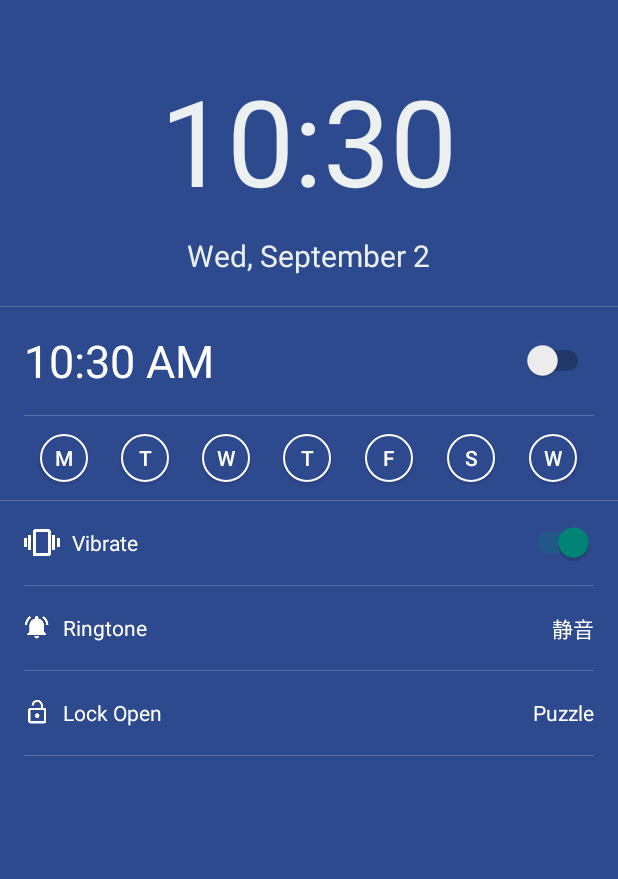
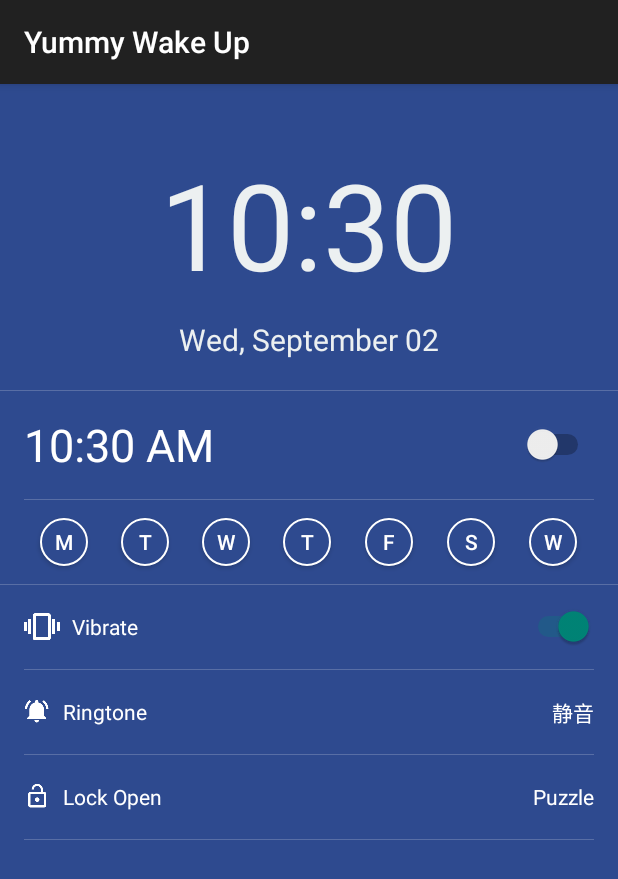
Before and after one commit to EZJasonBoy/YummyWakeUp, an Android app: the screen it shows after launch (MainActivity), on a phone screen of 412 x 824 dp. Shown: the top 879 px of the screen. Run offline under Robolectric (Android 15) with nearby library versions, the phone set to English and light mode, and no system bars.

Commit message:
Optimize showing current time

```diff
--- a/app/src/main/java/com/capricorn/yummy/yummywakeup/MainActivity.java
+++ b/app/src/main/java/com/capricorn/yummy/yummywakeup/MainActivity.java
@@ -21,15 +21,17 @@ import android.widget.Toast;
 
 import com.capricorn.yummy.yummywakeup.alarm.Alarms;
 import com.capricorn.yummy.yummywakeup.config.PreferenceKeys;
+import com.capricorn.yummy.yummywakeup.infrastructure.activity.BaseActivity;
 import com.capricorn.yummy.yummywakeup.model.Alarm;
 import com.capricorn.yummy.yummywakeup.model.CurrentTime;
 import com.capricorn.yummy.yummywakeup.model.DaysOfWeek;
 
 import java.util.Calendar;
 
-public class MainActivity extends Activity {
+public class MainActivity extends BaseActivity {
 
     private final static String M12 = "h:mm";
+    private final static String FORMAT_WDAY_MONTH_DAY = "EE, MMMM dd";
     private final static int ALARM_NOT_SET = -1;
     private final Handler mHandler = new Handler();
     private TextView tvCurrentTime;
@@ -64,16 +66,20 @@ public class MainActivity extends Activity {
             });
         }
     };
-    private boolean mAttached;
-
-
+    private boolean mAttached; // Default value is false
 
     @Override
-    protected void onCreate(Bundle savedInstanceState) {
-        super.onCreate(savedInstanceState);
-        setContentView(R.layout.activity_main);
+    public void initToolbar() {}
+
+    @Override
+    public int getLayoutId() {
+        return R.layout.activity_main;
+    }
+
+    @Override
+    public void initView() {
         mCalendar = Calendar.getInstance();
-        setDateFormat();
+        mFormat = Alarms.get24HourMode(MainActivity.this) ? Alarms.M24 : M12;
 
         tvCurrentTime = (TextView) findViewById(R.id.tv_curentTime);
         tvWeekMonthDay = (TextView) findViewById(R.id.tv_week_month_day);
@@ -90,102 +96,10 @@ public class MainActivity extends Activity {
 
         swAlarm = (Switch) findViewById(R.id.sw_alarm);
         swVibrate = (Switch) findViewById(R.id.sw_vibrate);
-
-        initAlarm();
-        initRepeat();
-        initSwitch();
-        initListener();
-    }
-
-
-    private void setDateFormat() {
-        mFormat = Alarms.get24HourMode(MainActivity.this) ? Alarms.M24 : M12;
-    }
-
-    private void updateTime() {
-        mCalendar.setTimeInMillis(System.currentTimeMillis());
-        CharSequence newTime = DateFormat.format(mFormat, mCalendar);
-        tvCurrentTime.setText(newTime);
     }
 
     @Override
-    public void onAttachedToWindow() {
-        super.onAttachedToWindow();
-
-        if (mAttached) return;
-        mAttached = true;
-
-       /* monitor time ticks, time changed, timezone */
-        IntentFilter filter = new IntentFilter();
-        filter.addAction(Intent.ACTION_TIME_TICK);
-        filter.addAction(Intent.ACTION_TIME_CHANGED);
-        filter.addAction(Intent.ACTION_TIMEZONE_CHANGED);
-        registerReceiver(mIntentReceiver, filter);
-        updateTime();
-    }
-
-    @Override
-    public void onDetachedFromWindow() {
-        super.onDetachedFromWindow();
-
-        if (!mAttached) return;
-        mAttached = false;
-        unregisterReceiver(mIntentReceiver);
-    }
-
-    /**
-     * Init alarm
-     */
-    private void initAlarm() {
-        // Start to show current time
-        //       timeHandler.sendEmptyMessage(0);
-        // Read saved alarm time from sharedPreference
-        alarmId = readSavedAlarm();
-
-        if (alarmId == ALARM_NOT_SET) {
-            // If no alarm available, set a default alarm with current time
-            alarm = new Alarm();
-            // Set alarm time on TextView
-            setAlarmTimeOnTextView(alarm);
-            alarmId = Alarms.addAlarm(this, alarm);
-            saveAlarm();
-        } else {
-            alarm = Alarms.getAlarm(getContentResolver(), alarmId);
-            setAlarmTimeOnTextView(alarm);
-        }
-
-        Calendar c = Calendar.getInstance();
-        CurrentTime currentTime = new CurrentTime(c.getTimeInMillis());
-        tvWeekMonthDay.setText(currentTime.getWeekMonthDayLabel());
-    }
-
-    /**
-     * Init repeat buttons' status
-     */
-    private void initRepeat() {
-        if (alarm.daysOfWeek.isRepeatSet()) {
-            btnMonday.setActivated(alarm.daysOfWeek.isSet(DaysOfWeek.MONDAY));
-            btnTuesday.setActivated(alarm.daysOfWeek.isSet(DaysOfWeek.TUESDAY));
-            btnWednesday.setActivated(alarm.daysOfWeek.isSet(DaysOfWeek.WEDNESDAY));
-            btnThursday.setActivated(alarm.daysOfWeek.isSet(DaysOfWeek.THURSDAY));
-            btnFriday.setActivated(alarm.daysOfWeek.isSet(DaysOfWeek.FRIDAY));
-            btnSaturday.setActivated(alarm.daysOfWeek.isSet(DaysOfWeek.SATURDAY));
-            btnSunday.setActivated(alarm.daysOfWeek.isSet(DaysOfWeek.SUNDAY));
-        }
-    }
-
-    /**
-     * Init switch status when start app
-     */
-    private void initSwitch() {
-        if (alarm.enabled) swAlarm.setChecked(true);
-        if (alarm.vibrate) swVibrate.setChecked(true);
-    }
-
-    /**
-     * Set listeners for switch alarm and switch vibrate
-     */
-    private void initListener() {
+    public void initListener() {
         // Set alarm switch
         swAlarm.setOnCheckedChangeListener(new CompoundButton.OnCheckedChangeListener() {
             @Override
@@ -219,22 +133,89 @@ public class MainActivity extends Activity {
         });
     }
 
-  /*  private Handler timeHandler = new Handler(){
-        public void handleMessage(Message msg) {
-            RefreshCurrentTime();
-            timeHandler.sendEmptyMessageDelayed(0, 1000); // Update time Every one second
-        }
-    };*/
+    @Override
+    public void initData() {
+        initAlarm();
+        initRepeat();
+        initSwitch();
+    }
+
+    @Override
+    public void onAttachedToWindow() {
+        super.onAttachedToWindow();
+
+        if (mAttached) return;
+        mAttached = true;
+
+        /* monitor time ticks, time changed, timezone */
+        IntentFilter filter = new IntentFilter();
+        filter.addAction(Intent.ACTION_TIME_TICK);
+        filter.addAction(Intent.ACTION_TIME_CHANGED);
+        filter.addAction(Intent.ACTION_TIMEZONE_CHANGED);
+        registerReceiver(mIntentReceiver, filter);
+        updateTime();
+    }
+
+    @Override
+    public void onDetachedFromWindow() {
+        super.onDetachedFromWindow();
+
+        if (!mAttached) return;
+        mAttached = false;
+        unregisterReceiver(mIntentReceiver);
+    }
+
+    private void updateTime() {
+        mCalendar.setTimeInMillis(System.currentTimeMillis());
+        CharSequence newTime = DateFormat.format(mFormat, mCalendar);
+        tvCurrentTime.setText(newTime);
+        CharSequence weekMonthDay = DateFormat.format(FORMAT_WDAY_MONTH_DAY, mCalendar);
+        tvWeekMonthDay.setText(weekMonthDay);
+    }
 
     /**
-     * Refresh time shown on TextView
+     * Init alarm
      */
-    private void RefreshCurrentTime() {
-        Calendar c = Calendar.getInstance();
-        CurrentTime currentTime = new CurrentTime(c.getTimeInMillis());
-        // Update time shown on TextView
-        tvCurrentTime.setText(currentTime.getTimeLabel());
-        tvWeekMonthDay.setText(currentTime.getWeekMonthDayLabel());
+    private void initAlarm() {
+        // Start to show current time
+        //       timeHandler.sendEmptyMessage(0);
+        // Read saved alarm time from sharedPreference
+        alarmId = readSavedAlarm();
+
+        if (alarmId == ALARM_NOT_SET) {
+            // If no alarm available, set a default alarm with current time
+            alarm = new Alarm();
+            // Set alarm time on TextView
+            setAlarmTimeOnTextView(alarm);
+            alarmId = Alarms.addAlarm(this, alarm);
+            saveAlarm();
+        } else {
+            alarm = Alarms.getAlarm(getContentResolver(), alarmId);
+            setAlarmTimeOnTextView(alarm);
+        }
+    }
+
+    /**
+     * Init repeat buttons' status
+     */
+    private void initRepeat() {
+        if (alarm.daysOfWeek.isRepeatSet()) {
+            btnMonday.setActivated(alarm.daysOfWeek.isSet(DaysOfWeek.MONDAY));
+            btnTuesday.setActivated(alarm.daysOfWeek.isSet(DaysOfWeek.TUESDAY));
+            btnWednesday.setActivated(alarm.daysOfWeek.isSet(DaysOfWeek.WEDNESDAY));
+            btnThursday.setActivated(alarm.daysOfWeek.isSet(DaysOfWeek.THURSDAY));
+            btnFriday.setActivated(alarm.daysOfWeek.isSet(DaysOfWeek.FRIDAY));
+            btnSaturday.setActivated(alarm.daysOfWeek.isSet(DaysOfWeek.SATURDAY));
+            btnSunday.setActivated(alarm.daysOfWeek.isSet(DaysOfWeek.SUNDAY));
+        }
+    }
+
+    /**
+     * Init switch status when start app
+     */
+    private void initSwitch() {
+        if (alarm.enabled) swAlarm.setChecked(true);
+        if (alarm.vibrate) swVibrate.setChecked(true);
     }
 
     /**
--- a/app/src/main/res/values/strings.xml
+++ b/app/src/main/res/values/strings.xml
@@ -90,5 +90,6 @@
     <string name="alarm_klaxon_service_desc">"在 DeskClock 中设置的闹钟铃声播放服务。"</string>
     <string name="cancel">Cancel</string>
     <string name="accept">Accept</string>
+    <string name="title_activity_unlock_type">UnlockTypeActivity</string>
 
 </resources>
```
Also changed, not shown: app/src/main/res/menu/menu_unlock_type.xml (added, +7 -0 lines).
